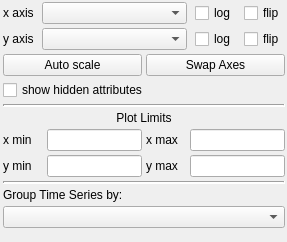
Above: glue/qt/ui/scatterwidget.ui from glue-viz/glue before the change. Below: the same form after it.
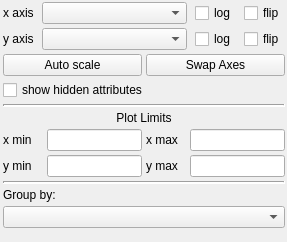
That is the form after the change.

```diff
--- a/glue/qt/ui/scatterwidget.ui
+++ b/glue/qt/ui/scatterwidget.ui
@@ -340,7 +340,7 @@
       <item>
        <widget class="QLabel" name="group">
         <property name="text">
-         <string>Group Time Series by:</string>
+         <string>Group by:</string>
         </property>
        </widget>
       </item>z
```
